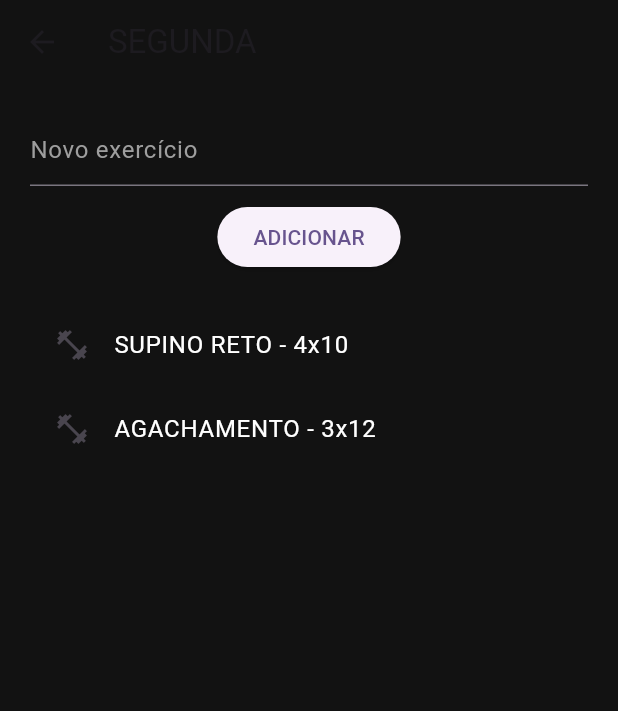
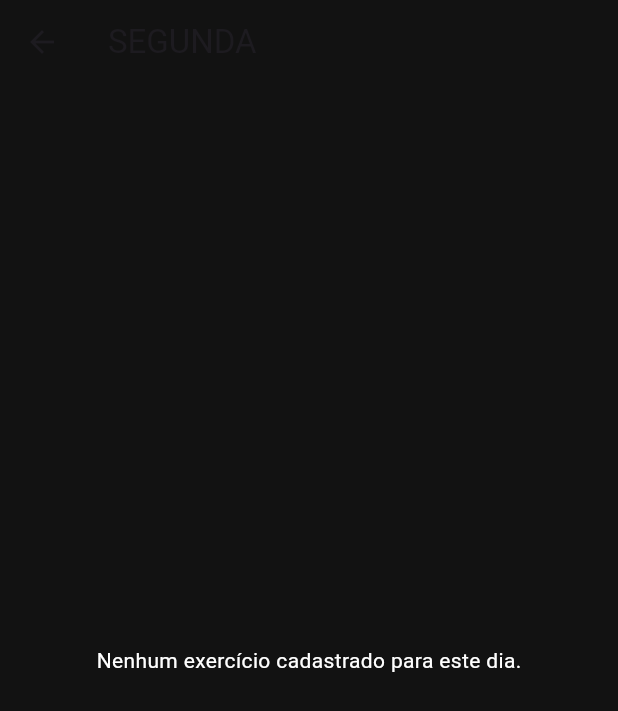
Before and after one commit to d7ucca/Projeto-Flutter, a Flutter app: the TelaHome screen opened directly with empty values, after a tap on "SEGUNDA", on a phone screen of 412 x 824 dp. Shown: the top 711 px of the screen. Run offline on Flutter 3.47's test engine with Material 3 defaults, Android fonts, the phone set to English and light mode, and no system bars; our stand-ins replace jwt_decoder, sqflite, sqflite_common_ffi; accounts and stored records are empty.

Commit message:
Criação de usuario teste para caso a API esteja fora do ar

```diff
--- a/lib/banco.dart
+++ b/lib/banco.dart
@@ -1,11 +1,37 @@
+import 'package:sqflite/sqflite.dart';
+import 'package:path/path.dart';
+
 class BancoDeDados {
   static final BancoDeDados instancia = BancoDeDados._();
   BancoDeDados._();
 
-  final Map<String, List<String>> _db = {};
+  static Database? _database;
 
-  String _key(String usuarioId, String dia) {
-    return "${usuarioId}_$dia";
+  Future<Database> get database async {
+    if (_database != null) return _database!;
+
+    _database = await _iniciarBanco();
+    return _database!;
+  }
+
+  Future<Database> _iniciarBanco() async {
+    final caminhoBanco = await getDatabasesPath();
+    final caminho = join(caminhoBanco, 'academia.db');
+
+    return await openDatabase(
+      caminho,
+      version: 1,
+      onCreate: (db, version) async {
+        await db.execute('''
+          CREATE TABLE exercicios (
+            id INTEGER PRIMARY KEY AUTOINCREMENT,
+            usuario_id TEXT NOT NULL,
+            dia TEXT NOT NULL,
+            exercicio TEXT NOT NULL
+          )
+        ''');
+      },
+    );
   }
 
   Future<void> inserirExercicio(
@@ -13,17 +39,68 @@ class BancoDeDados {
     String dia,
     String exercicio,
   ) async {
-    final key = _key(usuarioId, dia);
+    final db = await database;
 
-    _db.putIfAbsent(key, () => []);
-    _db[key]!.add(exercicio);
+    await db.insert(
+      'exercicios',
+      {
+        'usuario_id': usuarioId,
+        'dia': dia,
+        'exercicio': exercicio,
+      },
+    );
   }
 
   Future<List<String>> pegarExerciciosDoDia(
     String usuarioId,
     String dia,
   ) async {
-    final key = _key(usuarioId, dia);
-    return _db[key] ?? [];
+    final db = await database;
+
+    final resultado = await db.query(
+      'exercicios',
+      where: 'usuario_id = ? AND dia = ?',
+      whereArgs: [usuarioId, dia],
+      orderBy: 'id ASC',
+    );
+
+    return resultado.map((linha) {
+      return linha['exercicio'] as String;
+    }).toList();
+  }
+
+  Future<void> criarExerciciosAlunoTeste() async {
+    const usuarioId = "1";
+
+    final jaExiste = await pegarExerciciosDoDia(usuarioId, "segunda");
+
+    if (jaExiste.isNotEmpty) {
+      return;
+    }
+
+    await inserirExercicio(usuarioId, "segunda", "SUPINO RETO - 4x10");
+    await inserirExercicio(usuarioId, "segunda", "CRUCIFIXO - 3x12");
+    await inserirExercicio(usuarioId, "segunda", "TRÍCEPS CORDA - 4x12");
+
+    await inserirExercicio(usuarioId, "terca", "AGACHAMENTO LIVRE - 4x10");
+    await inserirExercicio(usuarioId, "terca", "LEG PRESS - 4x12");
+    await inserirExercicio(usuarioId, "terca", "PANTURRILHA - 4x20");
+
+    await inserirExercicio(usuarioId, "quarta", "PUXADA FRONTAL - 4x10");
+    await inserirExercicio(usuarioId, "quarta", "REMADA BAIXA - 4x12");
+    await inserirExercicio(usuarioId, "quarta", "ROSCA DIRETA - 3x12");
+
+    await inserirExercicio(usuarioId, "quinta", "DESENVOLVIMENTO - 4x10");
+    await inserirExercicio(usuarioId, "quinta", "ELEVAÇÃO LATERAL - 4x12");
+    await inserirExercicio(usuarioId, "quinta", "ABDOMINAL - 4x20");
+
+    await inserirExercicio(usuarioId, "sexta", "STIFF - 4x10");
+    await inserirExercicio(usuarioId, "sexta", "CADEIRA FLEXORA - 4x12");
+    await inserirExercicio(usuarioId, "sexta", "GLÚTEO MÁQUINA - 4x15");
+
+    await inserirExercicio(usuarioId, "sabado", "CARDIO - 30 MINUTOS");
+    await inserirExercicio(usuarioId, "sabado", "ABDOMINAL PRANCHA - 3x1 MIN");
+
+    await inserirExercicio(usuarioId, "domingo", "DESCANSO");
   }
 }
--- a/lib/teladiadasemana.dart
+++ b/lib/teladiadasemana.dart
@@ -1,5 +1,4 @@
 import 'package:flutter/material.dart';
-import 'banco.dart';
 
 class TelaDiaSemana extends StatefulWidget {
   final String usuarioId;
@@ -19,7 +18,6 @@ class TelaDiaSemana extends StatefulWidget {
 
 class _TelaDiaSemanaState extends State<TelaDiaSemana> {
   late List<String> lista;
-  final TextEditingController controller = TextEditingController();
 
   @override
   void initState() {
@@ -27,76 +25,41 @@ class _TelaDiaSemanaState extends State<TelaDiaSemana> {
     lista = widget.exercicios;
   }
 
-  Future<void> adicionar() async {
-    final texto = controller.text.trim();
-    if (texto.isEmpty) return;
-
-    await BancoDeDados.instancia.inserirExercicio(
-      widget.usuarioId,
-      widget.dia,
-      texto,
-    );
-
-    final atualizada = await BancoDeDados.instancia.pegarExerciciosDoDia(
-      widget.usuarioId,
-      widget.dia,
-    );
-
-    setState(() {
-      lista = atualizada;
-    });
-
-    controller.clear();
-  }
-
   @override
   Widget build(BuildContext context) {
     return Scaffold(
       backgroundColor: const Color(0xFF121212),
-
       appBar: AppBar(
         backgroundColor: const Color(0xFF121212),
         title: Text(widget.dia.toUpperCase()),
       ),
-
       body: Padding(
         padding: const EdgeInsets.all(20),
-        child: Column(
-          children: [
-            TextField(
-              controller: controller,
-              style: const TextStyle(color: Colors.white),
-              decoration: const InputDecoration(
-                hintText: "Novo exercício",
-                hintStyle: TextStyle(color: Colors.grey),
-              ),
-            ),
-
-            const SizedBox(height: 10),
-
-            ElevatedButton(
-              onPressed: adicionar,
-              child: const Text("ADICIONAR"),
-            ),
-
-            const SizedBox(height: 20),
-
-            Expanded(
-              child: ListView.builder(
+        child: lista.isEmpty
+            ? const Center(
+                child: Text(
+                  "Nenhum exercício cadastrado para este dia.",
+                  style: TextStyle(color: Colors.white),
+                ),
+              )
+            : ListView.builder(
                 itemCount: lista.length,
                 itemBuilder: (context, index) {
-                  return ListTile(
-                    leading: const Icon(Icons.fitness_center),
-                    title: Text(
-                      lista[index],
-                      style: const TextStyle(color: Colors.white),
+                  return Card(
+                    color: const Color(0xFF1E1E1E),
+                    child: ListTile(
+                      leading: const Icon(
+                        Icons.fitness_center,
+                        color: Color(0xFF2EFE2E),
+                      ),
+                      title: Text(
+                        lista[index],
+                        style: const TextStyle(color: Colors.white),
+                      ),
                     ),
                   );
                 },
               ),
-            ),
-          ],
-        ),
       ),
     );
   }
--- a/lib/telahome.dart
+++ b/lib/telahome.dart
@@ -6,7 +6,11 @@ class TelaHome extends StatefulWidget {
   final String usuarioId;
   final String nome;
 
-  const TelaHome({super.key, required this.usuarioId, required this.nome});
+  const TelaHome({
+    super.key,
+    required this.usuarioId,
+    required this.nome,
+  });
 
   @override
   State<TelaHome> createState() => _TelaHomeState();
@@ -23,32 +27,53 @@ class _TelaHomeState extends State<TelaHome> {
     'domingo',
   ];
 
+  bool carregando = false;
+
   Future<List<String>> carregar(String dia) async {
-    List<String> exercicios = await BancoDeDados.instancia.pegarExerciciosDoDia(
+    if (widget.usuarioId == "1") {
+      await BancoDeDados.instancia.criarExerciciosAlunoTeste();
+    }
+
+    final exercicios = await BancoDeDados.instancia.pegarExerciciosDoDia(
       widget.usuarioId,
       dia,
     );
 
-    if (exercicios.isEmpty) {
-      await BancoDeDados.instancia.inserirExercicio(
-        widget.usuarioId,
-        dia,
-        "SUPINO RETO - 4x10",
+    return exercicios;
+  }
+
+  Future<void> abrirDia(String dia) async {
+    try {
+      setState(() => carregando = true);
+
+      final exercicios = await carregar(dia);
+
+      if (!mounted) return;
+
+      Navigator.push(
+        context,
+        MaterialPageRoute(
+          builder: (context) => TelaDiaSemana(
+            usuarioId: widget.usuarioId,
+            dia: dia,
+            exercicios: exercicios,
+          ),
+        ),
       );
+    } catch (e) {
+      if (!mounted) return;
 
-      await BancoDeDados.instancia.inserirExercicio(
-        widget.usuarioId,
-        dia,
-        "AGACHAMENTO - 3x12",
+      ScaffoldMessenger.of(context).showSnackBar(
+        SnackBar(
+          content: Text("Erro ao carregar exercícios: $e"),
+          backgroundColor: Colors.red,
+        ),
       );
-
-      exercicios = await BancoDeDados.instancia.pegarExerciciosDoDia(
-        widget.usuarioId,
-        dia,
-      );
+    } finally {
+      if (mounted) {
+        setState(() => carregando = false);
+      }
     }
-
-    return exercicios;
   }
 
   Widget botao(String dia) {
@@ -58,24 +83,15 @@ class _TelaHomeState extends State<TelaHome> {
         style: ElevatedButton.styleFrom(
           minimumSize: const Size(double.infinity, 60),
           backgroundColor: const Color(0xFF1E1E1E),
+          foregroundColor: const Color(0xFF2EFE2E),
         ),
-        onPressed: () async {
-          final exercicios = await carregar(dia);
-
-          if (!mounted) return;
-
-          Navigator.push(
-            context,
-            MaterialPageRoute(
-              builder: (context) => TelaDiaSemana(
-                usuarioId: widget.usuarioId,
-                dia: dia,
-                exercicios: exercicios,
-              ),
-            ),
-          );
-        },
-        child: Text(dia.toUpperCase()),
+        onPressed: carregando ? null : () => abrirDia(dia),
+        child: Text(
+          dia.toUpperCase(),
+          style: const TextStyle(
+            fontWeight: FontWeight.bold,
+          ),
+        ),
       ),
     );
   }
@@ -90,7 +106,15 @@ class _TelaHomeState extends State<TelaHome> {
       ),
       body: Padding(
         padding: const EdgeInsets.all(20),
-        child: ListView(children: dias.map((d) => botao(d)).toList()),
+        child: carregando
+            ? const Center(
+                child: CircularProgressIndicator(
+                  color: Color(0xFF2EFE2E),
+                ),
+              )
+            : ListView(
+                children: dias.map((d) => botao(d)).toList(),
+              ),
       ),
     );
   }
--- a/pubspec.yaml
+++ b/pubspec.yaml
@@ -12,7 +12,8 @@ dependencies:
   flutter:
     sdk: flutter
 
-  sqflite: ^2.3.3
+  sqflite_common_ffi: ^2.3.4
+  sqflite: ^2.4.2
   path: ^1.9.0
 
   cupertino_icons: ^1.0.8
```
Also changed, not shown: lib/main.dart (+11 -0 lines), lib/telalogin.dart (+39 -9 lines), pubspec.lock, 1 other file.
